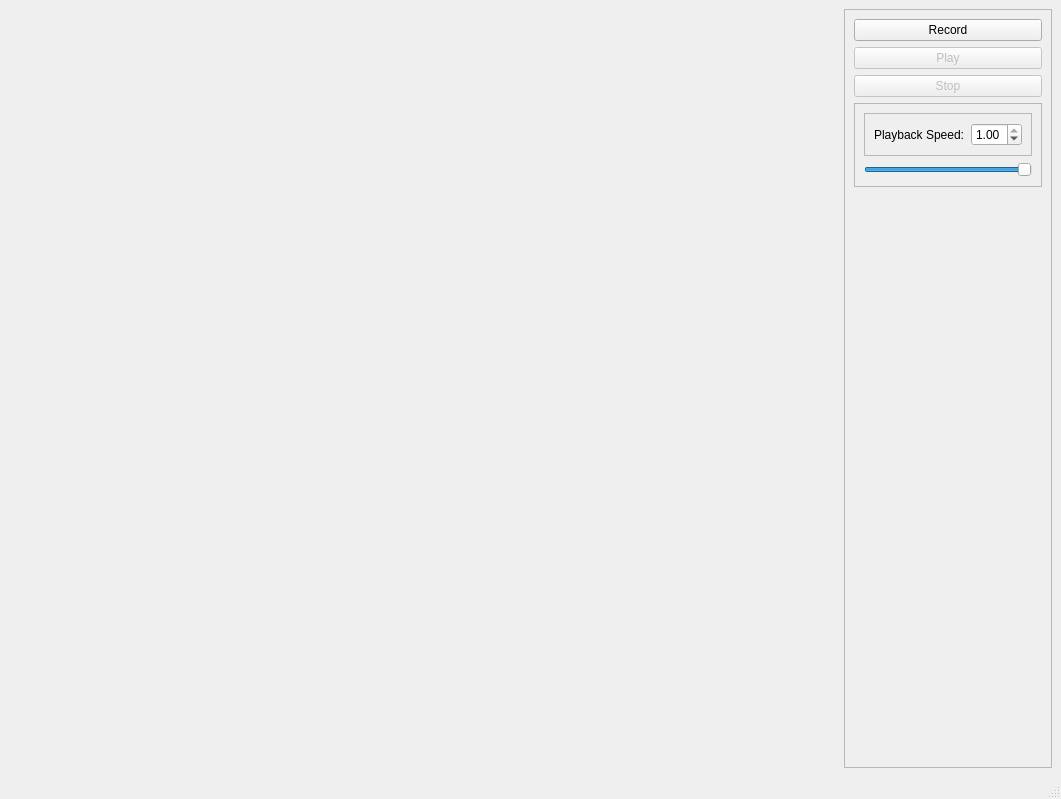
Old version of the form src/event_camera_demo/main_ui/src/video_demo.ui in the repository Harl-Towne/event-camera-vpr-demonstrator.
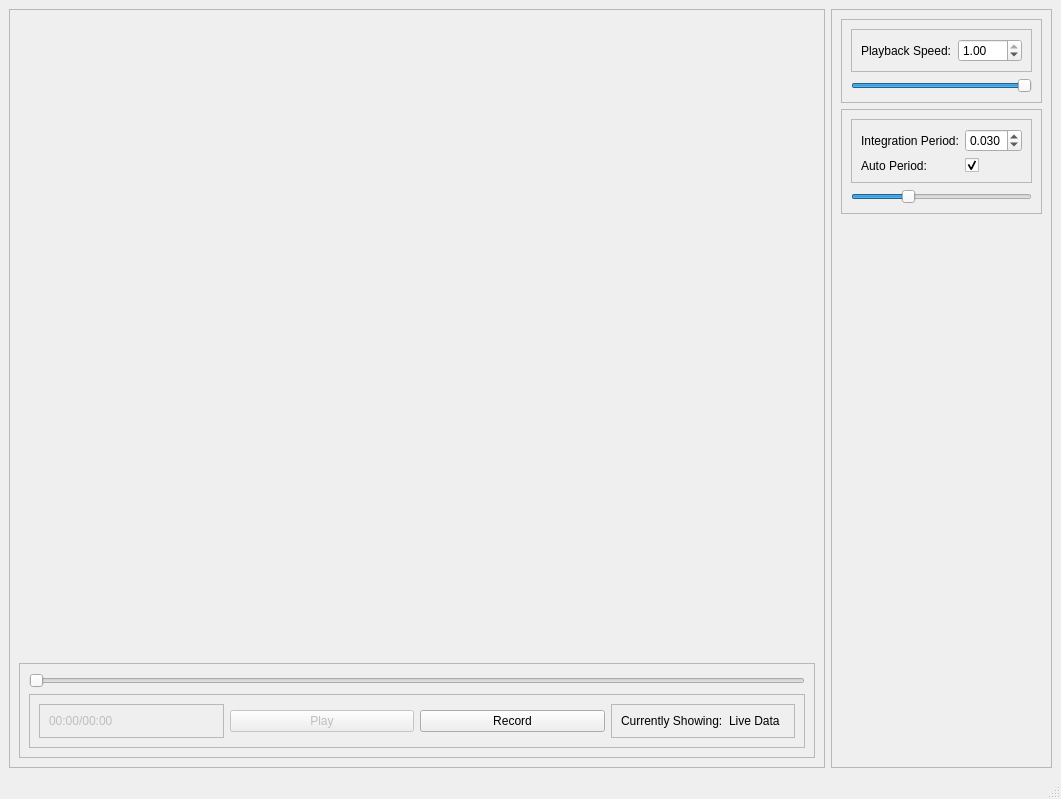
New version of the form.

Commit message: Modified the ui file to add support for additional features and moved the record/playback buttons to the bottom of the screen

```diff
--- a/src/event_camera_demo/main_ui/src/video_demo.ui
+++ b/src/event_camera_demo/main_ui/src/video_demo.ui
@@ -16,13 +16,136 @@
   <widget class="QWidget" name="centralwidget">
    <layout class="QHBoxLayout" name="horizontalLayout">
     <item>
-     <widget class="QLabel" name="imageDisplay">
-      <property name="text">
-       <string/>
+     <widget class="QFrame" name="frame_6">
+      <property name="frameShape">
+       <enum>QFrame::StyledPanel</enum>
       </property>
-      <property name="alignment">
-       <set>Qt::AlignRight|Qt::AlignTop|Qt::AlignTrailing</set>
+      <property name="frameShadow">
+       <enum>QFrame::Raised</enum>
       </property>
+      <layout class="QVBoxLayout" name="verticalLayout_4">
+       <item>
+        <widget class="QLabel" name="imageDisplay">
+         <property name="sizePolicy">
+          <sizepolicy hsizetype="Expanding" vsizetype="Expanding">
+           <horstretch>0</horstretch>
+           <verstretch>0</verstretch>
+          </sizepolicy>
+         </property>
+         <property name="text">
+          <string/>
+         </property>
+         <property name="alignment">
+          <set>Qt::AlignBottom|Qt::AlignHCenter</set>
+         </property>
+        </widget>
+       </item>
+       <item>
+        <widget class="QFrame" name="frame_7">
+         <property name="frameShape">
+          <enum>QFrame::StyledPanel</enum>
+         </property>
+         <property name="frameShadow">
+          <enum>QFrame::Raised</enum>
+         </property>
+         <layout class="QVBoxLayout" name="verticalLayout_5">
+          <item>
+           <widget class="QSlider" name="horizontalSlider">
+            <property name="enabled">
+             <bool>false</bool>
+            </property>
+            <property name="maximum">
+             <number>100</number>
+            </property>
+            <property name="orientation">
+             <enum>Qt::Horizontal</enum>
+            </property>
+           </widget>
+          </item>
+          <item>
+           <widget class="QFrame" name="frame_8">
+            <property name="frameShape">
+             <enum>QFrame::StyledPanel</enum>
+            </property>
+            <property name="frameShadow">
+             <enum>QFrame::Raised</enum>
+            </property>
+            <layout class="QHBoxLayout" name="horizontalLayout_2">
+             <item>
+              <widget class="QFrame" name="frame_9">
+               <property name="frameShape">
+                <enum>QFrame::StyledPanel</enum>
+               </property>
+               <property name="frameShadow">
+                <enum>QFrame::Raised</enum>
+               </property>
+               <layout class="QHBoxLayout" name="horizontalLayout_3">
+                <item>
+                 <widget class="QLabel" name="playtimeLbl">
+                  <property name="enabled">
+                   <bool>false</bool>
+                  </property>
+                  <property name="text">
+                   <string>00:00/00:00</string>
+                  </property>
+                 </widget>
+                </item>
+               </layout>
+              </widget>
+             </item>
+             <item>
+              <widget class="QPushButton" name="playbackBtn">
+               <property name="enabled">
+                <bool>false</bool>
+               </property>
+               <property name="text">
+                <string>Play</string>
+               </property>
+              </widget>
+             </item>
+             <item>
+              <widget class="QPushButton" name="recordBtn">
+               <property name="enabled">
+                <bool>true</bool>
+               </property>
+               <property name="text">
+                <string>Record</string>
+               </property>
+              </widget>
+             </item>
+             <item>
+              <widget class="QFrame" name="frame_10">
+               <property name="frameShape">
+                <enum>QFrame::StyledPanel</enum>
+               </property>
+               <property name="frameShadow">
+                <enum>QFrame::Raised</enum>
+               </property>
+               <layout class="QHBoxLayout" name="horizontalLayout_4">
+                <item>
+                 <widget class="QLabel" name="label_4">
+                  <property name="text">
+                   <string>Currently Showing:</string>
+                  </property>
+                 </widget>
+                </item>
+                <item>
+                 <widget class="QLabel" name="label_5">
+                  <property name="text">
+                   <string>Live Data</string>
+                  </property>
+                 </widget>
+                </item>
+               </layout>
+              </widget>
+             </item>
+            </layout>
+           </widget>
+          </item>
+         </layout>
+        </widget>
+       </item>
+      </layout>
      </widget>
     </item>
     <item>
@@ -39,40 +162,7 @@
       <property name="frameShadow">
        <enum>QFrame::Raised</enum>
       </property>
-      <layout class="QVBoxLayout" name="verticalLayout_2">
-       <item>
-        <widget class="QPushButton" name="recordBtn">
-         <property name="text">
-          <string>Record</string>
-         </property>
-        </widget>
-       </item>
-       <item>
-        <widget class="QPushButton" name="playBtn">
-         <property name="enabled">
-          <bool>false</bool>
-         </property>
-         <property name="text">
-          <string>Play</string>
-         </property>
-         <property name="checkable">
-          <bool>false</bool>
-         </property>
-         <property name="checked">
-          <bool>false</bool>
-         </property>
-        </widget>
-       </item>
-       <item>
-        <widget class="QPushButton" name="stopBtn">
-         <property name="enabled">
-          <bool>false</bool>
-         </property>
-         <property name="text">
-          <string>Stop</string>
-         </property>
-        </widget>
-       </item>
+      <layout class="QVBoxLayout" name="verticalLayout_3">
        <item>
         <widget class="QFrame" name="frame_3">
          <property name="frameShape">
@@ -142,6 +232,98 @@
          </layout>
         </widget>
        </item>
+       <item>
+        <widget class="QFrame" name="frame_4">
+         <property name="frameShape">
+          <enum>QFrame::StyledPanel</enum>
+         </property>
+         <property name="frameShadow">
+          <enum>QFrame::Raised</enum>
+         </property>
+         <layout class="QVBoxLayout" name="verticalLayout_2">
+          <item>
+           <widget class="QFrame" name="frame_5">
+            <property name="frameShape">
+             <enum>QFrame::StyledPanel</enum>
+            </property>
+            <property name="frameShadow">
+             <enum>QFrame::Raised</enum>
+            </property>
+            <layout class="QFormLayout" name="formLayout_2">
+             <item row="0" column="0">
+              <widget class="QLabel" name="label_2">
+               <property name="text">
+                <string>Integration Period:</string>
+               </property>
+              </widget>
+             </item>
+             <item row="0" column="1">
+              <widget class="QDoubleSpinBox" name="integrationBox">
+               <property name="decimals">
+                <number>3</number>
+               </property>
+               <property name="minimum">
+                <double>0.001000000000000</double>
+               </property>
+               <property name="maximum">
+                <double>1.000000000000000</double>
+               </property>
+               <property name="singleStep">
+                <double>0.001000000000000</double>
+               </property>
+               <property name="value">
+                <double>0.030000000000000</double>
+               </property>
+              </widget>
+             </item>
+             <item row="1" column="0">
+              <widget class="QLabel" name="label_3">
+               <property name="text">
+                <string>Auto Period:</string>
+               </property>
+              </widget>
+             </item>
+             <item row="1" column="1">
+              <widget class="QCheckBox" name="integrationCheck">
+               <property name="text">
+                <string/>
+               </property>
+               <property name="checked">
+                <bool>true</bool>
+               </property>
+              </widget>
+             </item>
+            </layout>
+           </widget>
+          </item>
+          <item>
+           <widget class="QSlider" name="integrationBar">
+            <property name="minimum">
+             <number>0</number>
+            </property>
+            <property name="maximum">
+             <number>1000</number>
+            </property>
+            <property name="pageStep">
+             <number>100</number>
+            </property>
+            <property name="value">
+             <number>300</number>
+            </property>
+            <property name="orientation">
+             <enum>Qt::Horizontal</enum>
+            </property>
+            <property name="invertedAppearance">
+             <bool>false</bool>
+            </property>
+            <property name="tickPosition">
+             <enum>QSlider::NoTicks</enum>
+            </property>
+           </widget>
+          </item>
+         </layout>
+        </widget>
+       </item>
        <item>
         <spacer name="verticalSpacer">
          <property name="orientation">
```
The commit also changes 1 other file.
